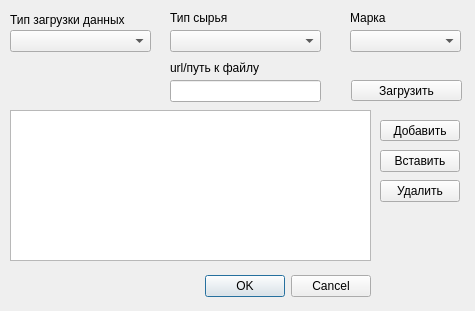
Qt form src/dialoguploaddata.ui (glebmillenium/forecasting-financial-time-series) before a commit.
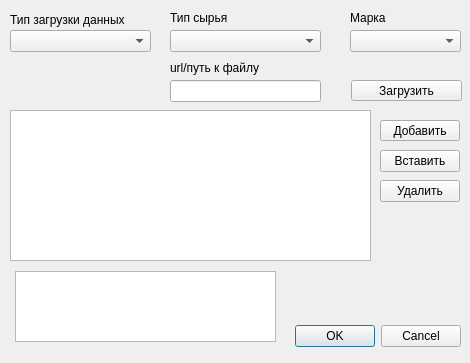
The same form after that commit.

Patch:
```diff
--- a/src/dialoguploaddata.ui
+++ b/src/dialoguploaddata.ui
@@ -6,8 +6,8 @@
    <rect>
     <x>0</x>
     <y>0</y>
-    <width>475</width>
-    <height>311</height>
+    <width>470</width>
+    <height>363</height>
    </rect>
   </property>
   <property name="windowTitle">
@@ -16,9 +16,9 @@
   <widget class="QDialogButtonBox" name="buttonBox">
    <property name="geometry">
     <rect>
-     <x>30</x>
-     <y>270</y>
-     <width>341</width>
+     <x>290</x>
+     <y>320</y>
+     <width>171</width>
      <height>32</height>
     </rect>
    </property>
@@ -191,6 +191,16 @@
     <string>Вставить</string>
    </property>
   </widget>
+  <widget class="QListWidget" name="listWidget">
+   <property name="geometry">
+    <rect>
+     <x>15</x>
+     <y>271</y>
+     <width>261</width>
+     <height>71</height>
+    </rect>
+   </property>
+  </widget>
  </widget>
  <resources/>
  <connections>
```
